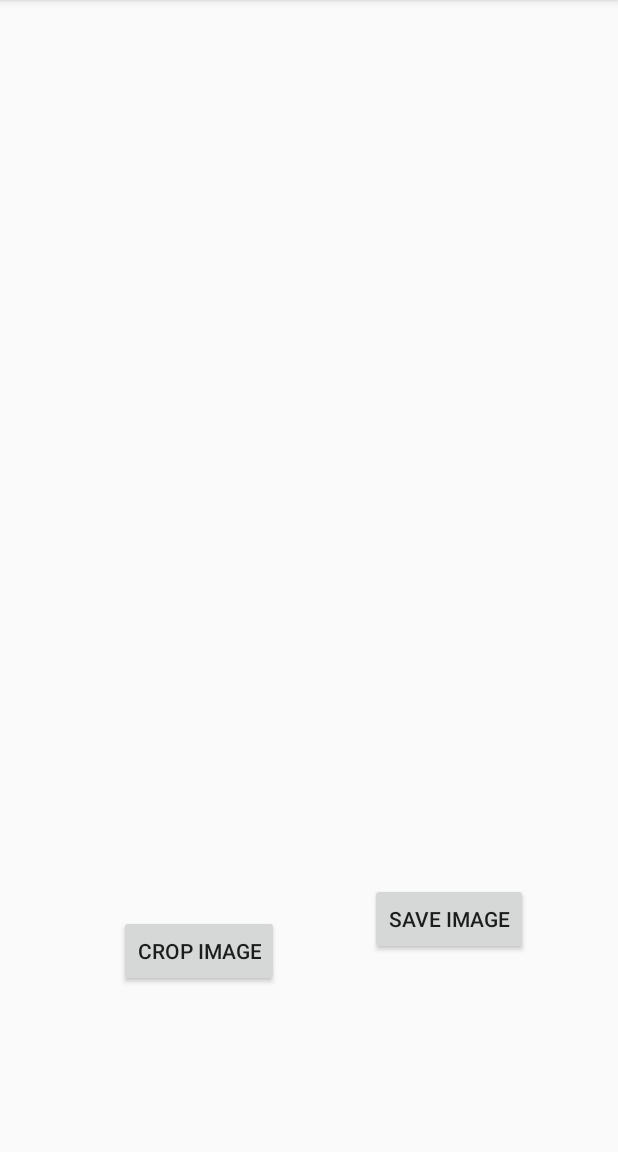
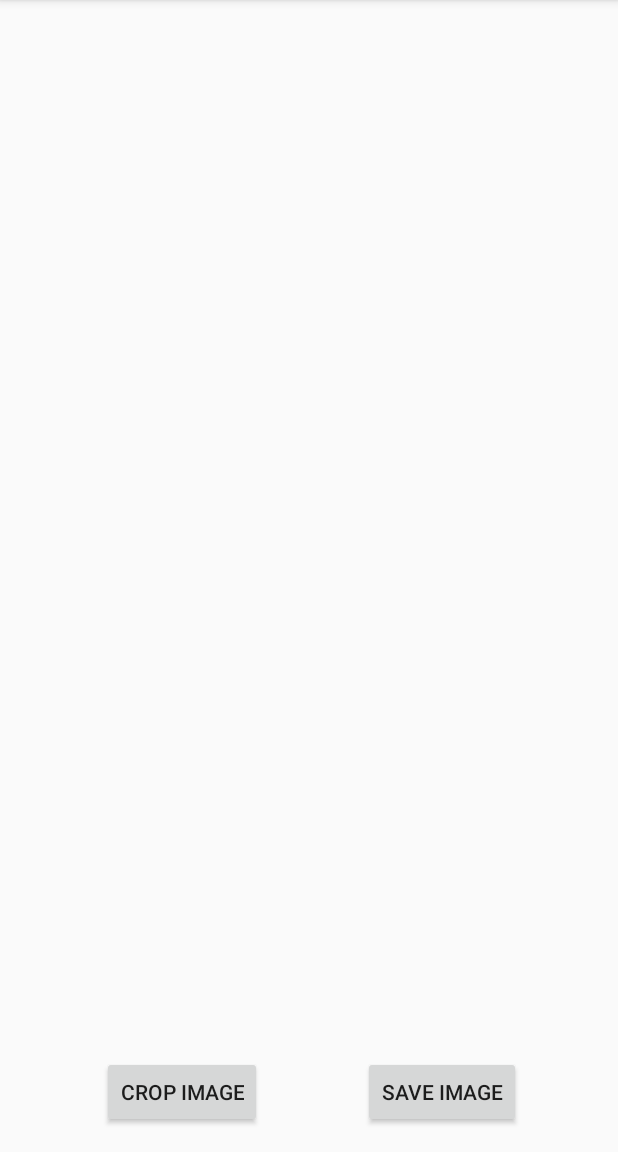
Before and after one commit to bhanghj3094/MyApplication, an Android app: the EditorActivity screen opened directly, with no data from a screen before it, on a phone screen of 412 x 824 dp, the part 84-1236 px from its top. Run offline under Robolectric (Android 15) with nearby library versions, the phone set to English and light mode, and no system bars; libraries missing offline, so code that uses them is left out: com.theartofdev.edmodo; plain views replace CropImageView; 8 statements that could not run were skipped.

```diff
--- a/app/build.gradle
+++ b/app/build.gradle
@@ -26,6 +26,7 @@ dependencies {
     implementation 'androidx.recyclerview:recyclerview:1.1.0-alpha01'
     implementation 'com.github.chrisbanes:PhotoView:2.1.4'
     implementation 'com.theartofdev.edmodo:android-image-cropper:2.8.+'
+    //implementation 'com.android.support:design:28.0.0-alpha3'
 
     testImplementation 'junit:junit:4.12'
     androidTestImplementation 'androidx.test:runner:1.1.1'
--- a/app/src/main/java/com/example/q/myapplication/EditorActivity.java
+++ b/app/src/main/java/com/example/q/myapplication/EditorActivity.java
@@ -77,7 +77,7 @@ public class EditorActivity extends AppCompatActivity {
     public void onSaveImageClick(View view) {
         Log.d("wrong", "begin onSaveImageClick");
         String root = Environment.getExternalStorageDirectory().toString();
-        File myDir = new File(root + "/DCIM/CAMERA");
+        File myDir = new File(root + "/CROPED_IMAGES");
         if (!myDir.isDirectory()) {
             myDir.mkdirs();
         }
--- a/app/src/main/java/com/example/q/myapplication/ImagePopup.java
+++ b/app/src/main/java/com/example/q/myapplication/ImagePopup.java
@@ -42,8 +42,8 @@ public class ImagePopup extends FragmentActivity implements View.OnClickListener
         BitmapFactory.Options bfo = new BitmapFactory.Options();
         bfo.inSampleSize = 2;
         Bitmap bm = BitmapFactory.decodeFile(imgPath, bfo);
-        Bitmap resized = Bitmap.createScaledBitmap(bm, imgWidth, imgHeight, true);
-        photoView.setImageBitmap(resized);
+        //Bitmap resized = Bitmap.createScaledBitmap(bm, imgWidth, imgHeight, true);
+        photoView.setImageBitmap(bm);
 
         // button for return
         Button buttonBack = findViewById(R.id.buttonBack);
--- a/app/src/main/res/layout/activity_editor.xml
+++ b/app/src/main/res/layout/activity_editor.xml
@@ -8,46 +8,43 @@
     <com.theartofdev.edmodo.cropper.CropImageView xmlns:custom="http://schemas.android.com/apk/res-auto"
         android:id="@+id/cropImageView"
         android:layout_width="0dp"
-        android:layout_height="420dp"
+        android:layout_height="479dp"
         android:layout_marginTop="38dp"
-        android:layout_marginBottom="16dp"
+        android:layout_marginBottom="8dp"
         android:layout_weight="1"
-        custom:layout_constraintBottom_toTopOf="@+id/cropButton"
+        custom:layout_constraintBottom_toBottomOf="parent"
         custom:layout_constraintEnd_toEndOf="parent"
         custom:layout_constraintHorizontal_bias="0.0"
         custom:layout_constraintStart_toStartOf="parent"
-        custom:layout_constraintTop_toTopOf="parent" />
+        custom:layout_constraintTop_toTopOf="parent"
+        custom:layout_constraintVertical_bias="0.0" />
 
     <Button
         android:id="@+id/cropButton"
         android:layout_width="wrap_content"
         android:layout_height="wrap_content"
-        android:layout_marginBottom="42dp"
+        android:layout_marginStart="68dp"
+        android:layout_marginLeft="68dp"
+        android:layout_marginBottom="16dp"
         android:onClick="onCropImageClick"
         android:text="@string/crop_image"
         app:layout_constraintBottom_toBottomOf="parent"
-        app:layout_constraintEnd_toEndOf="parent"
-        app:layout_constraintHorizontal_bias="0.259"
-        app:layout_constraintStart_toStartOf="parent"
-        app:layout_constraintTop_toBottomOf="@+id/cropImageView" />
+        app:layout_constraintStart_toStartOf="parent" />
 
     <Button
         android:id="@+id/saveImage"
         android:layout_width="wrap_content"
         android:layout_height="wrap_content"
-        android:layout_marginStart="8dp"
-        android:layout_marginLeft="8dp"
-        android:layout_marginTop="8dp"
+        android:layout_marginStart="60dp"
+        android:layout_marginLeft="60dp"
         android:layout_marginEnd="8dp"
         android:layout_marginRight="8dp"
-        android:layout_marginBottom="8dp"
+        android:layout_marginBottom="16dp"
         android:onClick="onSaveImageClick"
         android:text="@string/save_image"
         app:layout_constraintBottom_toBottomOf="parent"
         app:layout_constraintEnd_toEndOf="parent"
-        app:layout_constraintHorizontal_bias="0.504"
-        app:layout_constraintStart_toEndOf="@+id/cropButton"
-        app:layout_constraintTop_toBottomOf="@+id/cropImageView"
-        app:layout_constraintVertical_bias="0.308" />
+        app:layout_constraintHorizontal_bias="0.112"
+        app:layout_constraintStart_toEndOf="@+id/cropButton" />
 
 </androidx.constraintlayout.widget.ConstraintLayout>
```
Also changed, not shown: app/src/main/java/com/example/q/myapplication/Tab2.java (+11 -6 lines), app/src/main/res/layout/activity_imagepopup.xml (+5 -5 lines), 1 other file.
